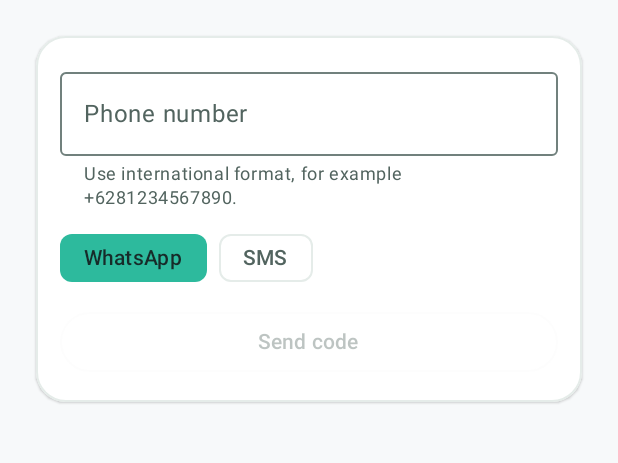
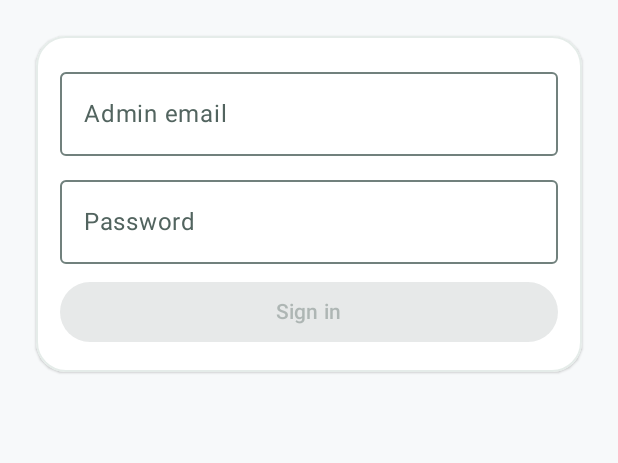
Before and after one commit to developerTebengan/casan-monitor, an Android app built with Jetpack Compose: the screen it shows after launch (MainActivity), on a phone screen of 412 x 824 dp, the part 229-692 px from its top. Run offline under Robolectric (Android 15) with nearby library versions, the phone set to English and light mode, and no system bars; our stand-ins replace Dagger/Hilt's generated code.

Commit message:
fix(login): change login flow

```diff
--- a/app/src/main/java/id/casan/monitor/MainActivity.kt
+++ b/app/src/main/java/id/casan/monitor/MainActivity.kt
@@ -125,7 +125,7 @@ class MainActivity : ComponentActivity() {
             MonitorTheme(dark) {
                 when (val current = session) {
                     AuthState.Restoring -> SessionStatus()
-                    AuthState.SignedOut -> LoginScreen(loginUi, auth::sendOtp, auth::login)
+                    AuthState.SignedOut -> LoginScreen(loginUi, auth::login)
                     is AuthState.Unavailable -> SessionStatus(
                         current.error.message(),
                         auth::restore,
--- a/app/src/main/java/id/casan/monitor/data/local/NotificationDatabase.kt
+++ b/app/src/main/java/id/casan/monitor/data/local/NotificationDatabase.kt
@@ -101,5 +101,5 @@ class NotificationDatabase @Inject constructor(@ApplicationContext context: Cont
             arrayOf(owner(accountId), notificationId),
         ) > 0
 
-    private fun owner(accountId: Long) = "${BuildConfig.BACKEND_URL}|user|$accountId"
+    private fun owner(accountId: Long) = "${BuildConfig.BACKEND_URL}|admin|$accountId"
 }
--- a/app/src/main/java/id/casan/monitor/data/local/SessionManager.kt
+++ b/app/src/main/java/id/casan/monitor/data/local/SessionManager.kt
@@ -29,7 +29,7 @@ class SessionManager @Inject constructor(@ApplicationContext context: Context) {
             val cipher = Cipher.getInstance(TRANSFORMATION)
             cipher.init(Cipher.DECRYPT_MODE, key(), GCMParameterSpec(128, bytes, 0, IV_LENGTH))
             val json = JSONObject(String(cipher.doFinal(bytes, IV_LENGTH, bytes.size - IV_LENGTH), Charsets.UTF_8))
-            if (json.optString("principal") != "user" || json.getString("backend") != BuildConfig.BACKEND_URL) {
+            if (json.optString("principal") != "admin" || json.getString("backend") != BuildConfig.BACKEND_URL) {
                 clear()
                 return null
             }
@@ -48,7 +48,7 @@ class SessionManager @Inject constructor(@ApplicationContext context: Context) {
     fun write(session: MonitorSession) {
         val json = JSONObject().apply {
             put("backend", BuildConfig.BACKEND_URL)
-            put("principal", "user")
+            put("principal", "admin")
             put("id", session.account.id)
             put("name", session.account.name)
             put("email", session.account.email)
--- a/app/src/main/java/id/casan/monitor/data/remote/AuthApi.kt
+++ b/app/src/main/java/id/casan/monitor/data/remote/AuthApi.kt
@@ -2,19 +2,12 @@ package id.casan.monitor.data.remote
 
 import retrofit2.Response
 import retrofit2.http.Body
-import retrofit2.http.GET
 import retrofit2.http.Header
 import retrofit2.http.POST
 
 interface AuthApi {
-    @POST("api/send-otp")
-    suspend fun sendOtp(@Body request: SendOtpRequest): Response<StatusEnvelope>
-
-    @POST("api/login")
+    @POST("api/admin-login")
     suspend fun login(@Body request: LoginRequest): Response<AuthEnvelope>
-
-    @GET("api/users/me")
-    suspend fun profile(@Header("Authorization") authorization: String): Response<UserEnvelope>
 
     @POST("api/refresh-token")
     suspend fun refresh(@Body request: RefreshRequest): Response<AuthEnvelope>
@@ -22,7 +15,7 @@ interface AuthApi {
     @POST("api/logout")
     suspend fun logout(@Body request: RefreshRequest): Response<Unit>
 
-    @POST("api/firebase/token")
+    @POST("api/firebase/admin-token")
     suspend fun registerDevice(
         @Header("Authorization") authorization: String,
         @Body request: FirebaseTokenRequest,
--- a/app/src/main/java/id/casan/monitor/feature/auth/LoginScreen.kt
+++ b/app/src/main/java/id/casan/monitor/feature/auth/LoginScreen.kt
@@ -1,5 +1,6 @@
 package id.casan.monitor.feature.auth
 
+import android.util.Patterns
 import androidx.compose.foundation.layout.*
 import androidx.compose.foundation.rememberScrollState
 import androidx.compose.foundation.text.KeyboardActions
@@ -20,30 +21,23 @@ import id.casan.monitor.core.designsystem.components.*
 import id.casan.monitor.core.designsystem.theme.MonitorTheme
 import id.casan.monitor.core.designsystem.theme.Space
 
-private val internationalPhone = Regex("^\\+[1-9][0-9]{1,14}$")
-
 @Composable
 fun LoginScreen(
     state: AuthUiState,
-    onSendOtp: (String, Int) -> Unit,
-    onLogin: (String, String, Int) -> Unit,
+    onLogin: (String, String) -> Unit,
 ) {
-    var phone by rememberSaveable { mutableStateOf("") }
-    var channel by rememberSaveable { mutableIntStateOf(2) }
-    var code by remember { mutableStateOf("") }
+    var email by rememberSaveable { mutableStateOf("") }
+    var password by remember { mutableStateOf("") }
     val focus = LocalFocusManager.current
-    val normalizedPhone = loginPhoneNumber(phone)
-    val existingOtp = usesExistingOtp(normalizedPhone)
-    val validPhone = internationalPhone.matches(normalizedPhone)
-    val sent = state.sentTo == OtpDestination(normalizedPhone, channel)
-    val showCodeEntry = existingOtp || sent
-    val canSubmit = showCodeEntry && !state.loading && validPhone && code.length == 4
+    val address = email.trim()
+    val validEmail = Patterns.EMAIL_ADDRESS.matcher(address).matches()
+    val canSubmit = !state.loading && validEmail && password.isNotEmpty()
 
     fun submit() {
         if (!canSubmit) return
         focus.clearFocus()
-        onLogin(normalizedPhone, code, channel)
-        code = ""
+        onLogin(address, password)
+        password = ""
     }
 
     Surface(Modifier.fillMaxSize(), color = MaterialTheme.colorScheme.background) {
@@ -56,57 +50,27 @@ fun LoginScreen(
                 PageHeading(stringResource(R.string.app_name), stringResource(R.string.login_intro))
                 MonitorCard(Modifier.fillMaxWidth()) {
                     OutlinedTextField(
-                        value = phone,
-                        onValueChange = {
-                            phone = it
-                            code = ""
-                        },
-                        label = { Text("Phone number") },
-                        supportingText = { Text("Use international format, for example +6281234567890.") },
+                        value = email,
+                        onValueChange = { email = it },
+                        label = { Text("Admin email") },
                         modifier = Modifier.fillMaxWidth(),
                         enabled = !state.loading,
                         singleLine = true,
-                        isError = phone.isNotBlank() && !validPhone,
-                        keyboardOptions = KeyboardOptions(keyboardType = KeyboardType.Phone),
+                        keyboardOptions = KeyboardOptions(keyboardType = KeyboardType.Email, imeAction = ImeAction.Next),
                     )
-                    Row(horizontalArrangement = Arrangement.spacedBy(Space.small)) {
-                        listOf(2 to "WhatsApp", 1 to "SMS").forEach { (option, label) ->
-                            FilterChip(
-                                selected = channel == option,
-                                onClick = {
-                                    channel = option
-                                    code = ""
-                                },
-                                label = { Text(label) },
-                                enabled = !state.loading,
-                            )
-                        }
-                    }
-                    if (existingOtp) {
-                        Text("Enter the verification code you already have.")
-                    } else {
-                        OutlinedButton(
-                            onClick = { onSendOtp(normalizedPhone, channel) },
-                            enabled = !state.loading && validPhone,
-                            modifier = Modifier.fillMaxWidth(),
-                        ) { Text(if (sent) "Resend code" else "Send code") }
-                        if (sent) Text("Check your selected channel for the code.")
-                    }
-                    if (showCodeEntry) {
                     OutlinedTextField(
-                            value = code,
-                            onValueChange = { code = it.filter { digit -> digit in '0'..'9' }.take(4) },
-                            label = { Text("Four-digit code") },
+                        value = password,
+                        onValueChange = { password = it },
+                        label = { Text("Password") },
                         modifier = Modifier.fillMaxWidth(),
                         enabled = !state.loading,
                         singleLine = true,
-                            keyboardOptions = KeyboardOptions(keyboardType = KeyboardType.NumberPassword, imeAction = ImeAction.Done),
+                        keyboardOptions = KeyboardOptions(keyboardType = KeyboardType.Password, imeAction = ImeAction.Done),
                         keyboardActions = KeyboardActions(onDone = { submit() }),
                         visualTransformation = PasswordVisualTransformation(),
                     )
                     Button(onClick = ::submit, enabled = canSubmit, modifier = Modifier.fillMaxWidth()) {
                         Text(stringResource(R.string.sign_in))
-                        }
                     }
                     if (state.loading) LoadingState()
                     state.error?.let { Text(it.message(), color = MaterialTheme.colorScheme.error) }
@@ -119,5 +83,5 @@ fun LoginScreen(
 @Preview(showBackground = true)
 @Composable
 private fun LoginPreview() {
-    MonitorTheme { LoginScreen(AuthUiState(), { _, _ -> }, { _, _, _ -> }) }
+    MonitorTheme { LoginScreen(AuthUiState()) { _, _ -> } }
 }
--- a/app/src/main/java/id/casan/monitor/feature/auth/LoginViewModel.kt
+++ b/app/src/main/java/id/casan/monitor/feature/auth/LoginViewModel.kt
@@ -14,19 +14,9 @@ import kotlinx.coroutines.flow.collectLatest
 import kotlinx.coroutines.launch
 import javax.inject.Inject
 
-internal fun loginPhoneNumber(input: String): String = when (val phone = input.trim()) {
-    "0812222222" -> "+62812222222"
-    else -> phone
-}
-
-internal fun usesExistingOtp(phone: String): Boolean = loginPhoneNumber(phone) == "+62812222222"
-
-data class OtpDestination(val phone: String, val channel: Int)
-
 data class AuthUiState(
     val loading: Boolean = false,
     val error: AuthError? = null,
-    val sentTo: OtpDestination? = null,
 )
 
 @HiltViewModel
@@ -57,26 +47,12 @@ class LoginViewModel @Inject constructor(private val repository: AuthRepository)
         sessionCheck = viewModelScope.launch { repository.restore() }
     }
 
-    fun sendOtp(phone: String, channel: Int) {
-        if (usesExistingOtp(phone)) return
+    fun login(email: String, password: String) {
         val current = mutableUi.value
         if (current.loading) return
         mutableUi.value = current.copy(loading = true, error = null)
         viewModelScope.launch {
-            val error = repository.sendOtp(phone, channel)
-            mutableUi.value = current.copy(
-                error = error,
-                sentTo = if (error == null) OtpDestination(phone, channel) else current.sentTo,
-            )
-        }
-    }
-
-    fun login(phone: String, code: String, channel: Int) {
-        val current = mutableUi.value
-        if (current.loading) return
-        mutableUi.value = current.copy(loading = true, error = null)
-        viewModelScope.launch {
-            val error = repository.login(phone, code, channel)
+            val error = repository.login(email, password)
             mutableUi.value = if (error == null) AuthUiState() else current.copy(error = error)
         }
     }
@@ -89,8 +65,8 @@ class LoginViewModel @Inject constructor(private val repository: AuthRepository)
 
 fun AuthError.message(): String = when (this) {
     AuthError.CONFIGURATION -> "This build has no CASAN backend configured."
-    AuthError.CREDENTIALS -> "The verification code is incorrect or expired, or the account is inactive."
-    AuthError.RATE_LIMIT -> "Wait at least 30 seconds before requesting another code."
+    AuthError.CREDENTIALS -> "The email or password is incorrect, or the admin account is inactive."
+    AuthError.RATE_LIMIT -> "Too many attempts. Try again later."
     AuthError.FORBIDDEN -> "CASAN rejected this request. Check your details and try again."
     AuthError.TIMEOUT -> "The server took too long to respond. Try again."
     AuthError.NETWORK -> "Could not reach CASAN. Check your connection and try again."
--- a/app/src/main/java/id/casan/monitor/notification/CasanFirebaseMessagingService.kt
+++ b/app/src/main/java/id/casan/monitor/notification/CasanFirebaseMessagingService.kt
@@ -54,7 +54,7 @@ class CasanFirebaseMessagingService : FirebaseMessagingService() {
             0,
             Intent(this, MainActivity::class.java)
                 .setAction(MainActivity.ACTION_OPEN_NOTIFICATION)
-                .setData(Uri.fromParts(NOTIFICATION_SCHEME, "user/${session.account.id}/${item.id}", null))
+                .setData(Uri.fromParts(NOTIFICATION_SCHEME, "admin/${session.account.id}/${item.id}", null))
                 .addFlags(Intent.FLAG_ACTIVITY_CLEAR_TOP or Intent.FLAG_ACTIVITY_SINGLE_TOP),
             PendingIntent.FLAG_IMMUTABLE,
         )
--- a/app/src/main/java/id/casan/monitor/notification/MonitorDeviceRegistration.kt
+++ b/app/src/main/java/id/casan/monitor/notification/MonitorDeviceRegistration.kt
@@ -60,7 +60,7 @@ class MonitorDeviceRegistration @Inject constructor(@ApplicationContext context:
         mutableStatus.value = RegistrationStatus.WAITING
     }
 
-    private fun owner(accountId: Long) = "${BuildConfig.BACKEND_URL}|user|$accountId"
+    private fun owner(accountId: Long) = "${BuildConfig.BACKEND_URL}|admin|$accountId"
 
     private fun fingerprint(token: String) =
         MessageDigest.getInstance("SHA-256").digest(token.toByteArray()).joinToString("") { "%02x".format(it) }
--- a/app/src/main/java/id/casan/monitor/notification/NotificationTarget.kt
+++ b/app/src/main/java/id/casan/monitor/notification/NotificationTarget.kt
@@ -3,7 +3,7 @@ package id.casan.monitor.notification
 internal const val NOTIFICATION_SCHEME = "casan-notification"
 
 internal fun notificationDetailFor(target: String, accountId: Long): String? {
-    val prefix = "user/$accountId/"
+    val prefix = "admin/$accountId/"
     if (!target.startsWith(prefix)) return null
     return target.removePrefix(prefix).takeIf(::isNotificationId)
 }
```
Also changed, not shown: app/src/main/java/id/casan/monitor/data/remote/AuthDtos.kt (+14 -22 lines), app/src/main/java/id/casan/monitor/data/repository/AuthRepository.kt (+3 -19 lines), 3 other files. Lines whose indentation alone changed are shown as unchanged.
